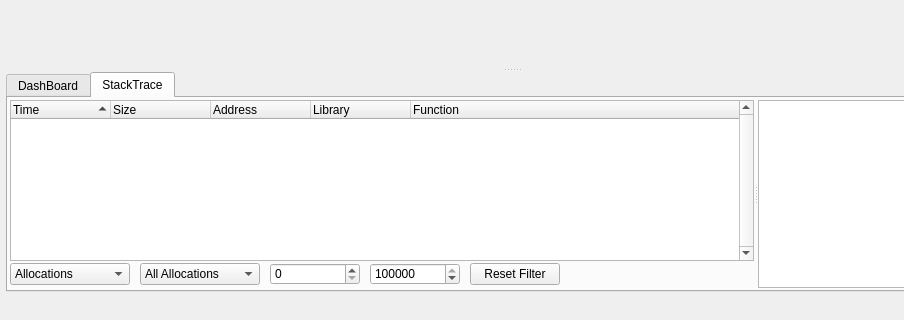
Above: mainwindow.ui from Tencent/loli_profiler before the change; both pictures show x 0 to 904 and y 320 to 640 of the 1024 by 640 pixel window. Below: the same form after it.
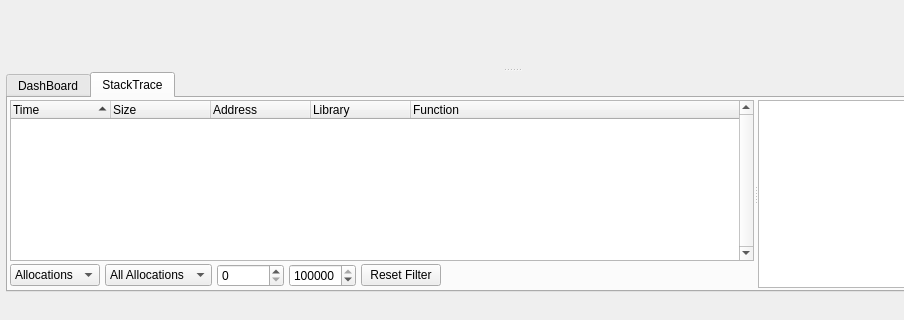
That is the form after the change. The open tabs and pages were chosen to show the change. Icons and pictures are not drawn.

Patch:
```diff
--- a/mainwindow.ui
+++ b/mainwindow.ui
@@ -393,7 +393,7 @@
               <item>
                <widget class="QWidget" name="horizontalWidget" native="true">
                 <property name="sizePolicy">
-                 <sizepolicy hsizetype="Preferred" vsizetype="Fixed">
+                 <sizepolicy hsizetype="Fixed" vsizetype="Fixed">
                   <horstretch>0</horstretch>
                   <verstretch>0</verstretch>
                  </sizepolicy>
@@ -404,15 +404,38 @@
                   <height>25</height>
                  </size>
                 </property>
+                <layout class="QHBoxLayout" name="horizontalLayout">
+                 <property name="spacing">
+                  <number>5</number>
+                 </property>
+                 <property name="leftMargin">
+                  <number>0</number>
+                 </property>
+                 <property name="topMargin">
+                  <number>0</number>
+                 </property>
+                 <property name="rightMargin">
+                  <number>0</number>
+                 </property>
+                 <property name="bottomMargin">
+                  <number>0</number>
+                 </property>
+                 <item>
+                  <widget class="QComboBox" name="modeComboBox">
+                   <item>
+                    <property name="text">
+                     <string>Allocations</string>
+                    </property>
+                   </item>
+                   <item>
+                    <property name="text">
+                     <string>Persistent</string>
+                    </property>
+                   </item>
+                  </widget>
+                 </item>
+                 <item>
                 <widget class="QComboBox" name="memSizeComboBox">
-                 <property name="geometry">
-                  <rect>
-                   <x>130</x>
-                   <y>0</y>
-                   <width>120</width>
-                   <height>22</height>
-                  </rect>
-                 </property>
                  <property name="toolTip">
                   <string>Filter result by size.</string>
                  </property>
@@ -437,35 +460,9 @@
                   </property>
                  </item>
                 </widget>
-                <widget class="QComboBox" name="modeComboBox">
-                 <property name="geometry">
-                  <rect>
-                   <x>0</x>
-                   <y>0</y>
-                   <width>120</width>
-                   <height>22</height>
-                  </rect>
-                 </property>
-                 <item>
-                  <property name="text">
-                   <string>Allocations</string>
-                  </property>
                  </item>
                  <item>
-                  <property name="text">
-                   <string>Persistent</string>
-                  </property>
-                 </item>
-                </widget>
                 <widget class="QSpinBox" name="minXspinBox">
-                 <property name="geometry">
-                  <rect>
-                   <x>260</x>
-                   <y>0</y>
-                   <width>90</width>
-                   <height>22</height>
-                  </rect>
-                 </property>
                  <property name="toolTip">
                   <string>Chart Filter Min</string>
                  </property>
@@ -473,15 +470,9 @@
                   <number>999999999</number>
                  </property>
                 </widget>
+                 </item>
+                 <item>
                 <widget class="QSpinBox" name="maxXspinBox">
-                 <property name="geometry">
-                  <rect>
-                   <x>360</x>
-                   <y>0</y>
-                   <width>90</width>
-                   <height>22</height>
-                  </rect>
-                 </property>
                  <property name="toolTip">
                   <string>Chart Filter Max</string>
                  </property>
@@ -492,19 +483,15 @@
                   <number>999999999</number>
                  </property>
                 </widget>
+                 </item>
+                 <item>
                 <widget class="QPushButton" name="resetFilterPushButton">
-                 <property name="geometry">
-                  <rect>
-                   <x>460</x>
-                   <y>0</y>
-                   <width>90</width>
-                   <height>22</height>
-                  </rect>
-                 </property>
                  <property name="text">
                   <string>Reset Filter</string>
                  </property>
                 </widget>
+                 </item>
+                </layout>
                </widget>
               </item>
              </layout>
```
Lines whose indentation alone changed are shown as unchanged.
